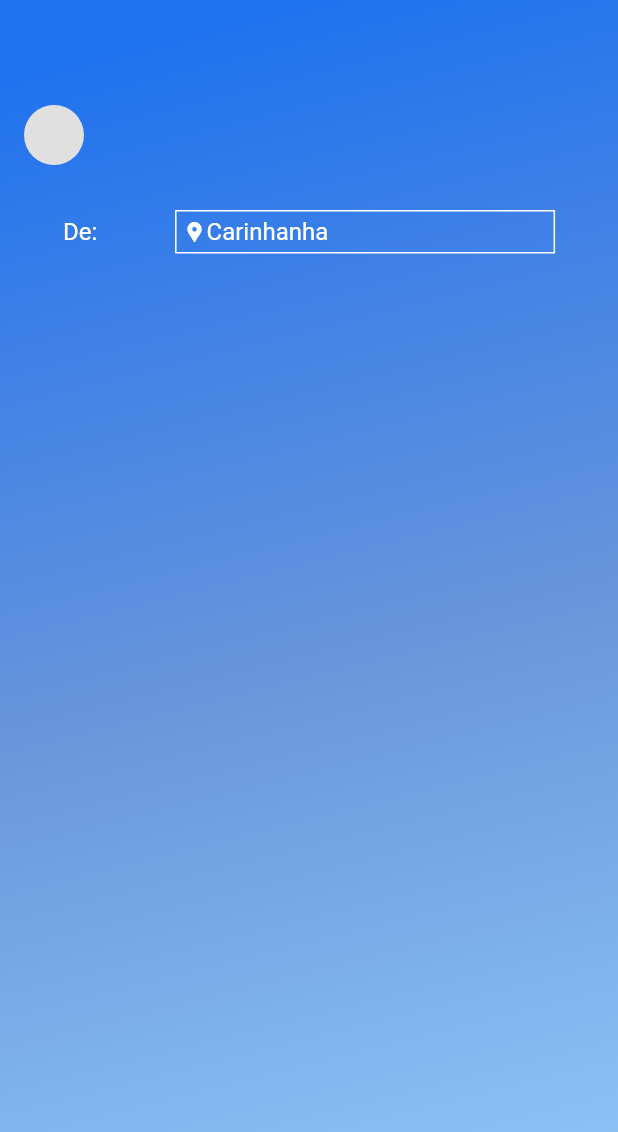
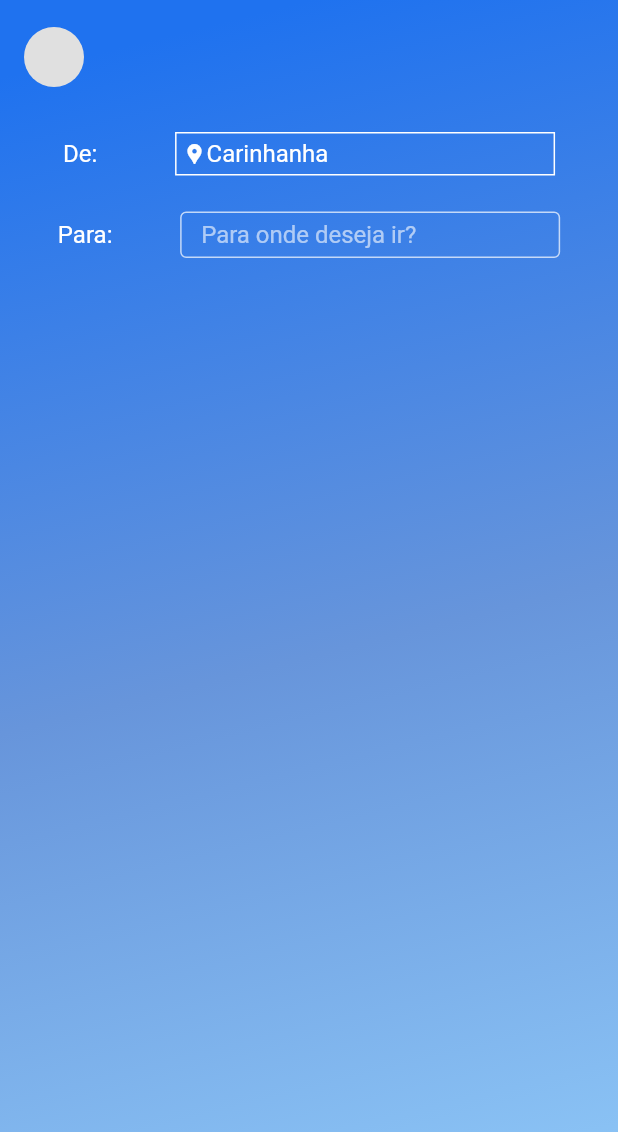
Before and after one commit to eududalim/shatrip_app, a Flutter app: the HomePage screen opened by its route, on a phone screen of 412 x 824 dp. Shown: the top 1132 px of the screen. Run offline on Flutter 3.47's test engine with Material 2 defaults, Android fonts, the phone set to English and light mode, and no system bars; our stand-ins replace get; Roboto replaces fonts that are missing (Poppins).

Commit message:
Criaçao do search do home

```diff
--- a/lib/app/home/ui/pages/home_page.dart
+++ b/lib/app/home/ui/pages/home_page.dart
@@ -11,11 +11,12 @@ class HomePage extends StatelessWidget {
       body: Stack(
         children: [
           HomeBackground(),
-          Column(
+          SafeArea(
+            child: Column(
               children: [
-              SizedBox(height: 70),
                 Container(
-                padding: EdgeInsets.symmetric(horizontal: 16),
+                  //   color: Colors.indigo.withAlpha(255),
+                  padding: EdgeInsets.symmetric(horizontal: 16, vertical: 18),
                   child: Column(
                     children: [
                       Align(
@@ -25,7 +26,49 @@ class HomePage extends StatelessWidget {
                         ),
                       ),
                       SizedBox(
-                      height: MediaQuery.of(context).size.height > 640 ? 30 : 8
+                          height: MediaQuery.of(context).size.height > 640
+                              ? 30
+                              : 8),
+                      Center(
+                        child: Row(
+                          mainAxisAlignment: MainAxisAlignment.spaceAround,
+                          children: [
+                            Flexible(
+                              flex: 1,
+                              child: Container(
+                                child: Text(
+                                  'De:',
+                                  style: HomeTheme.homeTextSearch1,
+                                ),
+                              ),
+                            ),
+                            Flexible(
+                              flex: 2,
+                              child: Container(
+                                padding: EdgeInsets.all(4),
+                                decoration: BoxDecoration(
+                                    border: Border.all(color: Colors.white)),
+                                child: Row(
+                                  children: [
+                                    Icon(
+                                      Icons.location_pin,
+                                      color: Colors.white,
+                                      size: 16,
+                                    ),
+                                    Text(
+                                      'Carinhanha',
+                                      style: HomeTheme.homeTextSearch1,
+                                    )
+                                  ],
+                                ),
+                              ),
+                            )
+                          ],
+                        ),
+                      ),
+                      SizedBox(
+                        height:
+                            MediaQuery.of(context).size.height > 640 ? 24 : 8,
                       ),
                       Center(
                         child: Row(
@@ -34,26 +77,21 @@ class HomePage extends StatelessWidget {
                             Flexible(
                               flex: 1,
                               child: Container(
-                              child: Text('De:', style: HomeTheme.homeTextSearch1,),
+                                child: Text(
+                                  'Para:',
+                                  style: HomeTheme.homeTextSearch1,
+                                ),
                               ),
                             ),
                             Flexible(
                                 flex: 2,
                                 child: Container(
-                              padding: EdgeInsets.all(4),
-                             decoration: BoxDecoration(
-                               border: Border.all(
-                                color: Colors.white
-                               )
+                                  height: 31,
+                                  child: TextField(
+                                    style: HomeTheme.homeTextSearch1,
+                                    decoration: HomeTheme.inputDecoration1(hintText: 'Para onde deseja ir?')
                                   ),
-                              child: Row(
-                                children: [
-                                  Icon(Icons.location_pin, color: Colors.white, size: 16,),
-                                  Text('Carinhanha', style: HomeTheme.homeTextSearch1,)
-                                ],
-                              ),
-                            ),
-                          )
+                                ))
                           ],
                         ),
                       )
@@ -61,6 +99,7 @@ class HomePage extends StatelessWidget {
                   ),
                 ),
               ],
+            ),
           )
         ],
       ),
--- a/lib/app/home/ui/themes/home_theme.dart
+++ b/lib/app/home/ui/themes/home_theme.dart
@@ -1,10 +1,30 @@
 import 'package:flutter/material.dart';
 
 class HomeTheme {
-
   static TextStyle get homeTextSearch1 => TextStyle(
         fontSize: 16,
         // fontWeight: FontWeight.w100,
         color: Colors.white,
       );
+
+  static InputDecoration inputDecoration1({String hintText, Icon icon, String labelText}) =>
+      InputDecoration(
+        labelText: labelText,
+        prefixIcon: icon?? null,
+        hintText: hintText,
+        hintStyle: TextStyle(
+          color: Colors.white60,
+          fontWeight: FontWeight.w400,
+        ),
+        focusedBorder: OutlineInputBorder(
+            borderSide: BorderSide(
+          color: Colors.white,
+        )),
+        contentPadding: EdgeInsets.symmetric(horizontal: 14, vertical: 4),
+        enabledBorder: OutlineInputBorder(
+          borderSide: BorderSide(
+            color: Colors.white70,
+          ),
+        ),
+      );
 }
```
Lines whose indentation alone changed are shown as unchanged.
